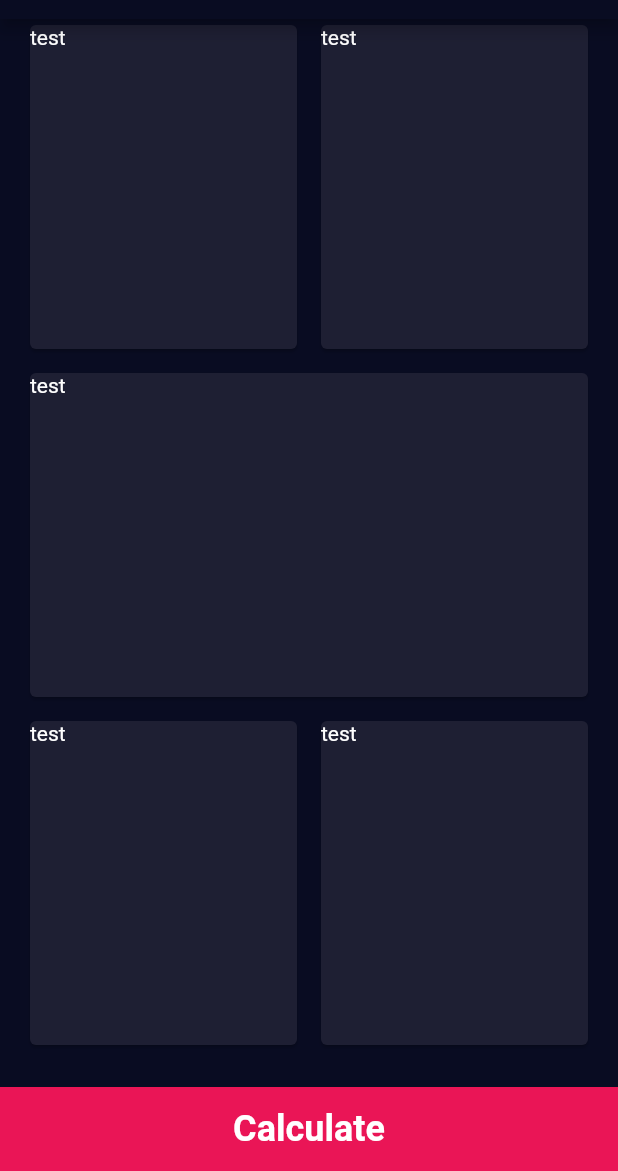
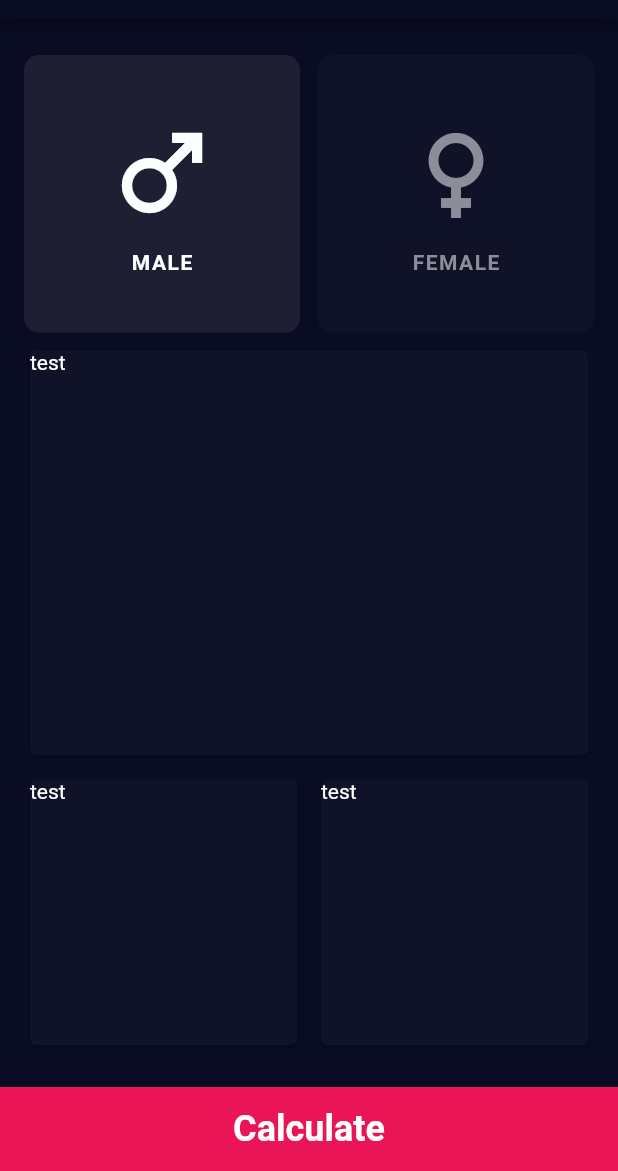
Before and after one commit to ridhokhalis99/bmi-calculator, a Flutter app: the screen it shows after launch, on a phone screen of 412 x 824 dp, the part 65-1236 px from its top. Run offline on Flutter 3.47's test engine with Material 2 defaults, Android fonts, the phone set to English and light mode, and no system bars.

Commit message:
Gender input

```diff
--- a/lib/constants/colors.dart
+++ b/lib/constants/colors.dart
@@ -1,5 +1,8 @@
 import 'package:flutter/material.dart';
 
 const kPrimaryColor = Color(0xFF090C22);
-const kLightPrimaryColor = Color(0xFF1E1F33);
+const kLightPrimaryColor = Color(0xFF101327);
+const kLighterPrimaryColor = Color(0xFF1E1F33);
 const kAccentColor = Color(0xFFEA1556);
+const kTextColor = Color(0xFFFDFEFE);
+const kSecondaryTextColor = Color(0xFF8C8D98);
--- /dev/null
+++ b/lib/constants/enums.dart
@@ -0,0 +1 @@
+enum Gender { male, female }
--- /dev/null
+++ b/lib/pages/input_page/components/gender_card.dart
@@ -0,0 +1,57 @@
+import 'package:bmi_calculator/constants/colors.dart';
+import 'package:bmi_calculator/constants/enums.dart';
+import 'package:flutter/material.dart';
+
+class GenderCard extends StatelessWidget {
+  final Gender gender;
+  final Gender selectedGender;
+  final void Function(Gender gender) onTap;
+  const GenderCard({
+    Key? key,
+    required this.gender,
+    required this.onTap,
+    required this.selectedGender,
+  }) : super(key: key);
+
+  @override
+  Widget build(BuildContext context) {
+    final label = gender == Gender.male ? 'Male' : 'Female';
+    final icon = gender == Gender.male ? Icons.male : Icons.female;
+    final isSelected = gender == selectedGender;
+
+    return Expanded(
+      child: GestureDetector(
+        onTap: () => onTap(gender),
+        child: AnimatedContainer(
+          duration: const Duration(milliseconds: 100),
+          decoration: BoxDecoration(
+            color: isSelected ? kLighterPrimaryColor : kLightPrimaryColor,
+            borderRadius: BorderRadius.circular(10),
+          ),
+          child: Column(
+            mainAxisAlignment: MainAxisAlignment.center,
+            children: [
+              Icon(
+                icon,
+                size: 80.0,
+                color: isSelected ? kTextColor : kSecondaryTextColor,
+              ),
+              const SizedBox(
+                height: 12.0,
+              ),
+              Text(
+                label.toUpperCase(),
+                style: TextStyle(
+                  color: isSelected ? kTextColor : kSecondaryTextColor,
+                  fontSize: 14.0,
+                  fontWeight: FontWeight.bold,
+                  letterSpacing: 1.0,
+                ),
+              ),
+            ],
+          ),
+        ),
+      ),
+    );
+  }
+}
--- /dev/null
+++ b/lib/pages/input_page/components/input_gender.dart
@@ -0,0 +1,37 @@
+import 'package:bmi_calculator/pages/input_page/components/gender_card.dart';
+import 'package:flutter/material.dart';
+import 'package:bmi_calculator/constants/enums.dart';
+
+class InputGender extends StatefulWidget {
+  const InputGender({Key? key}) : super(key: key);
+
+  @override
+  _InputGenderState createState() => _InputGenderState();
+}
+
+class _InputGenderState extends State<InputGender> {
+  Gender selectedGender = Gender.male;
+
+  void onTap(Gender gender) {
+    setState(() {
+      selectedGender = gender;
+    });
+  }
+
+  @override
+  Widget build(BuildContext context) {
+    return Row(
+      children: [
+        GenderCard(
+            gender: Gender.male, selectedGender: selectedGender, onTap: onTap),
+        const SizedBox(
+          width: 12.0,
+        ),
+        GenderCard(
+            gender: Gender.female,
+            selectedGender: selectedGender,
+            onTap: onTap),
+      ],
+    );
+  }
+}
--- a/lib/pages/input_page/index.dart
+++ b/lib/pages/input_page/index.dart
@@ -1,4 +1,5 @@
 import 'package:bmi_calculator/constants/colors.dart';
+import 'package:bmi_calculator/pages/input_page/components/input_gender.dart';
 import 'package:flutter/material.dart';
 import '../../components/card.dart';
 import 'components/bottom_button.dart';
@@ -20,25 +21,13 @@ class _InputPageState extends State<InputPage> {
         ),
       ),
       body: Container(
-        margin: const EdgeInsets.fromLTRB(16.0, 0.0, 16.0, 80.0),
+        margin: const EdgeInsets.fromLTRB(16.0, 24.0, 16.0, 80.0),
         child: Column(
           children: [
-            Expanded(
-              child: Row(
-                crossAxisAlignment: CrossAxisAlignment.stretch,
-                children: const [
-                  CustomCard(
-                    child: Text('test'),
-                  ),
-                  SizedBox(width: 8.0),
-                  CustomCard(
-                    child: Text('test'),
-                  )
-                ],
-              ),
-            ),
+            const Expanded(flex: 2, child: InputGender()),
             const SizedBox(height: 8.0),
             Expanded(
+              flex: 3,
               child: Row(
                 crossAxisAlignment: CrossAxisAlignment.stretch,
                 children: const [
@@ -50,6 +39,7 @@ class _InputPageState extends State<InputPage> {
             ),
             const SizedBox(height: 8.0),
             Expanded(
+              flex: 2,
               child: Row(
                 crossAxisAlignment: CrossAxisAlignment.stretch,
                 children: const [
```
